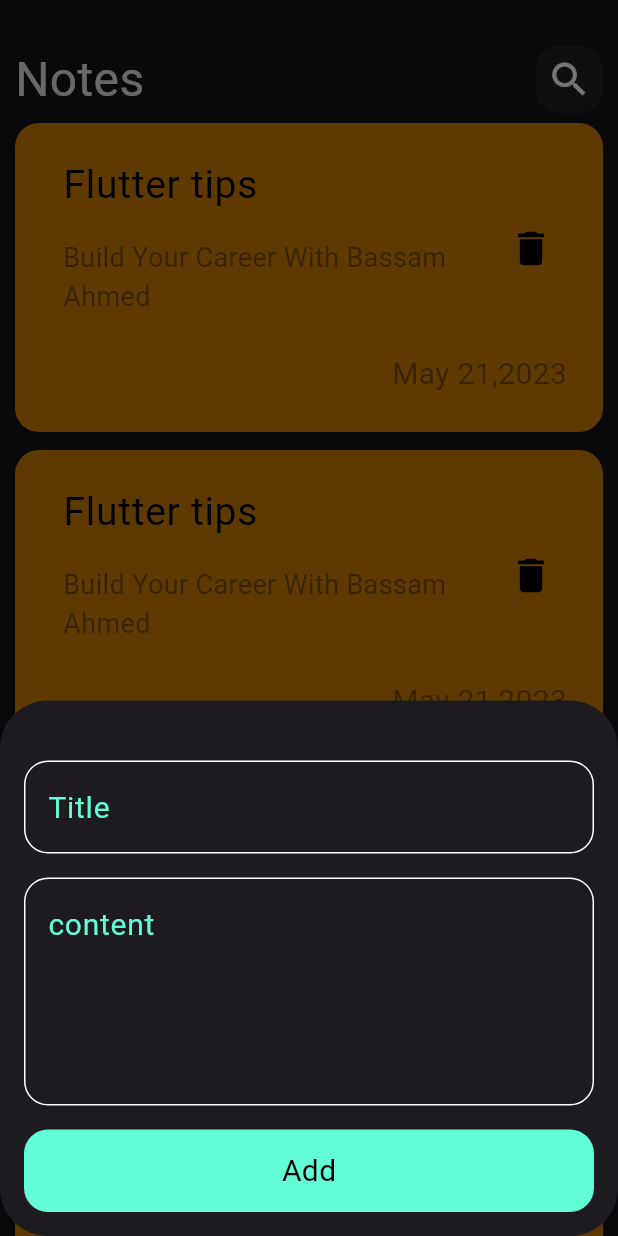
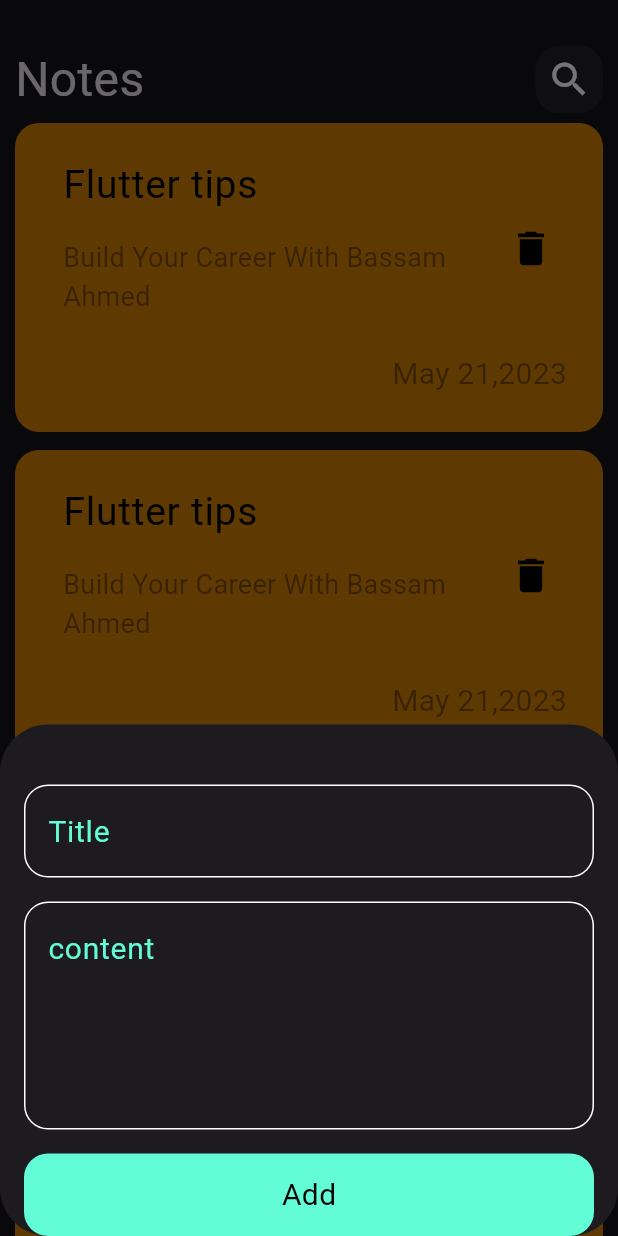
Before and after one commit to bassamAhmedBe/NotesTwo, a Flutter app: the screen it shows after launch, after a tap on the "add" icon, on a phone screen of 412 x 824 dp. Run offline on Flutter 3.47's test engine with Material 3 defaults, Android fonts, the phone set to English and light mode, and no system bars; drawn by our look-alikes of modal_progress_hud_nsn; our stand-ins replace bloc, flutter_bloc, hive_flutter; accounts and stored records are empty.

Commit message:
change kepword

```diff
--- a/lib/views/note_view.dart
+++ b/lib/views/note_view.dart
@@ -12,6 +12,7 @@ class NoteView extends StatelessWidget {
         backgroundColor: Colors.blue,
         onPressed: () {
           showModalBottomSheet(
+              isScrollControlled: true,
               shape: RoundedRectangleBorder(
                 borderRadius: BorderRadius.circular(32),
               ),
--- a/lib/widgets/add-note-botton-sheet.dart
+++ b/lib/widgets/add-note-botton-sheet.dart
@@ -1,6 +1,7 @@
 import 'package:flutter/material.dart';
+import 'package:flutter/widgets.dart';
 import 'package:flutter_bloc/flutter_bloc.dart';
-import 'package:modal_progress_hud_nsn/modal_progress_hud_nsn.dart';
+
 import 'package:note_two/cubits/cubit/add_notes_cubit_cubit.dart';
 import 'package:note_two/widgets/Add-note-form.dart';
 
@@ -22,15 +23,16 @@ class AddNoteBottonShet extends StatelessWidget {
           }
         },
         builder: (context, state) {
-          return ModalProgressHUD(
-            inAsyncCall: state is AddNotesCubitLoading ? true : false,
-            child: AbsorbPointer(
-              absorbing: state is AddNotesCubitLoading ? true : false,
-              child: const Padding(
-                padding: EdgeInsets.all(16),
-                child: SingleChildScrollView(
-                  child: AddNoteForm(),
-                ),
+          return AbsorbPointer(
+            absorbing: state is AddNotesCubitLoading ? true : false,
+            child: Padding(
+              padding: EdgeInsets.only(
+                  top: 16,
+                  right: 16,
+                  left: 16,
+                  bottom: MediaQuery.of(context).viewInsets.bottom),
+              child: const SingleChildScrollView(
+                child: AddNoteForm(),
               ),
             ),
           );
```
